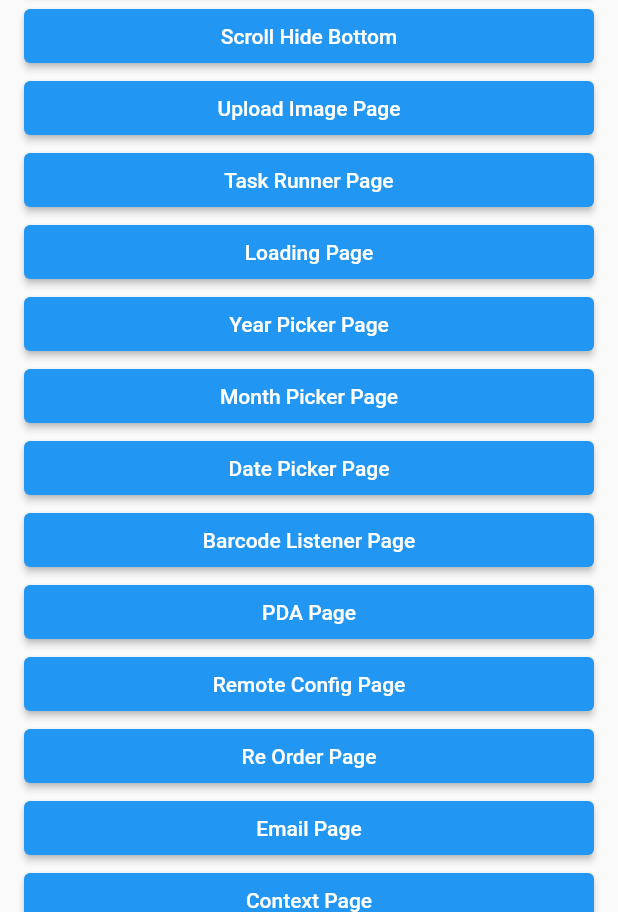
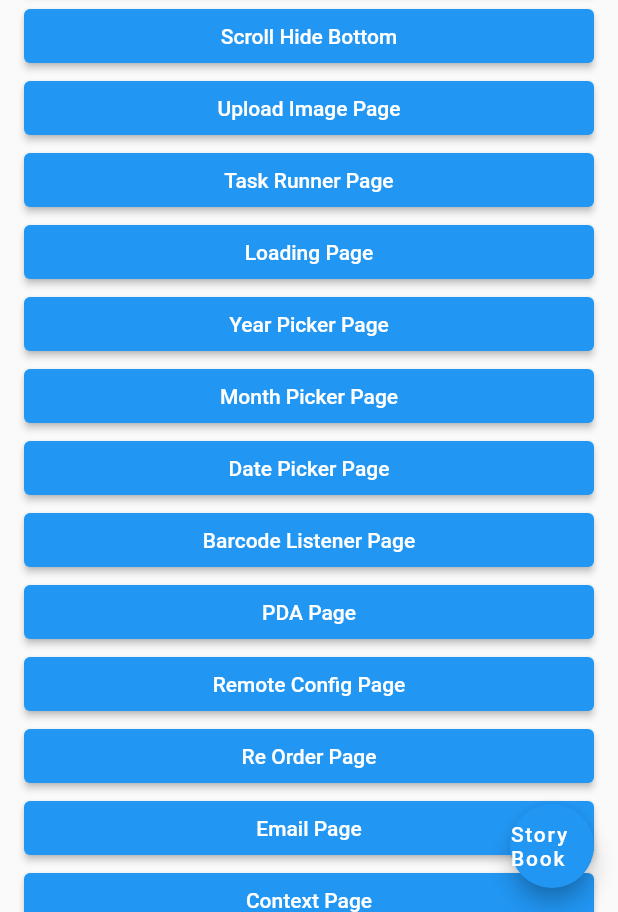
Before and after one commit to 1712916/flutter_viblo_example, a Flutter app: the screen it shows after launch, on a phone screen of 412 x 824 dp, the part 324-1236 px from its top. Run offline on Flutter 3.47's test engine with Material 2 defaults, Android fonts, the phone set to English and light mode, and no system bars; our stand-ins replace cached_network_image, equatable, flutter_cache_manager, flutter_image_compress, isar, rxdart; missing offline and left inert: flutter_barcode_listener, flutter_isolate, flutter_zxing, qr_code_scanner, storybook_flutter; accounts and stored records are empty; generated files the repository leaves out were written again.

Commit message:
add story book view

```diff
--- a/lib/main.dart
+++ b/lib/main.dart
@@ -16,6 +16,7 @@ import 'package:flutter_example/scroll_hide_bottom/scoll_hide_bottom.dart';
 import 'package:flutter_example/task_runner/task_runner_page.dart';
 import 'package:flutter_example/upload_image_page/upload_image_page.dart';
 import 'package:flutter_zxing/flutter_zxing.dart';
+import 'package:storybook_flutter/storybook_flutter.dart';
 
 void main() {
   zx.setLogEnabled(false);
@@ -38,6 +39,14 @@ class MyApp extends StatelessWidget {
   }
 }
 
+final _plugins = initializePlugins(
+  contentsSidePanel: true,
+  knobsSidePanel: true,
+  initialDeviceFrameData: DeviceFrameData(
+    device: Devices.ios.iPhone13,
+  ),
+);
+
 class ExampleBoardPage extends StatefulWidget {
   const ExampleBoardPage({Key? key}) : super(key: key);
 
@@ -46,135 +55,76 @@ class ExampleBoardPage extends StatefulWidget {
 }
 
 class _ExampleBoardPageState extends State<ExampleBoardPage> {
+  bool useStoryBook = false;
+
+  final List<Story> storyList = [
+    Story(name: 'Count Down', builder: (context) => const CountDownPage(seconds: 1000)),
+    Story(name: 'Scan Code', builder: (context) => const QRViewExample()),
+    Story(name: 'Context Page', builder: (context) => const ContextPage()),
+    Story(name: 'Email Page', builder: (context) => const EmailPage()),
+    Story(name: 'Re Order Page', builder: (context) => const ReOrderPage()),
+    Story(name: 'Remote Config Page', builder: (context) => const RemoteConfigPage()),
+    Story(name: 'PDA Page', builder: (context) => const PDAPage()),
+    Story(name: 'Barcode Listener Page', builder: (context) => const BarcodeListenerPage()),
+    Story(name: 'Date Picker Page', builder: (context) => const DatePage()),
+    Story(name: 'Month Picker Page', builder: (context) => const MonthPage()),
+    Story(name: 'Year Picker Page', builder: (context) => const YearPage()),
+    Story(name: 'Loading Page', builder: (context) => const LoadingPage()),
+    Story(name: 'Task Runner Page', builder: (context) => const TaskRunnerPage()),
+    Story(name: 'Upload Image Page', builder: (context) => const UploadImagePage()),
+    Story(name: 'Scroll Hide Bottom', builder: (context) => const ScrollHideBottomPage()),
+    Story(name: 'App Life Cycle', builder: (context) => const RouteAwareWidget()),
+    Story(name: 'Compress Image Page', builder: (context) => const CompressImagePage()),
+    Story(name: 'Cache Network Image Page', builder: (context) => const CachedNetworkImagePage()),
+  ];
+
   @override
   Widget build(BuildContext context) {
+    if (useStoryBook) {
+      return Stack(
+        children: [
+          Storybook(
+            plugins: _plugins,
+            stories: storyList,
+          ),
+          Positioned(
+            right: 30,
+            bottom: 100,
+            child: FloatingActionButton(
+              child: const Text('Board'),
+              onPressed: () {
+                useStoryBook = false;
+                setState(() {});
+              },
+            ),
+          )
+        ],
+      );
+    }
+
     return Scaffold(
       appBar: AppBar(
         title: const Text(
           'Board',
         ),
       ),
+      floatingActionButton: FloatingActionButton(
+        child: const Text('Story Book'),
+        onPressed: () {
+          useStoryBook = true;
+          setState(() {});
+        },
+      ),
       body: ListView(
         padding: const EdgeInsets.all(16),
         children: [
-          ElevatedButton(
-            onPressed: () {
-              push(
-                context,
-                const CountDownPage(seconds: 1000),
-              );
-            },
-            child: const Text('Count Down'),
-          ),
-          ElevatedButton(
-            onPressed: () {
-              push(
-                context,
-                const QRViewExample(),
-              );
-            },
-            child: const Text('Scan Code'),
-          ),
-          ElevatedButton(
-            onPressed: () async {
-              runApp(
-                const MaterialApp(
-                  home: ContextPage(),
-                ),
-              );
-            },
-            child: const Text('Context Page'),
-          ),
-          ElevatedButton(
-            onPressed: () async {
-              push(context, const EmailPage());
-            },
-            child: const Text('Email Page'),
-          ),
-          ElevatedButton(
-            onPressed: () async {
-              push(context, const ReOrderPage());
-            },
-            child: const Text('Re Order Page'),
-          ),
-          ElevatedButton(
-            onPressed: () async {
-              push(context, const RemoteConfigPage());
-            },
-            child: const Text('Remote Config Page'),
-          ),
-          ElevatedButton(
-            onPressed: () async {
-              push(context, const PDAPage());
-            },
-            child: const Text('PDA Page'),
-          ),
-          ElevatedButton(
-            onPressed: () async {
-              push(context, const BarcodeListenerPage());
-            },
-            child: const Text('Barcode Listener Page'),
-          ),
-          ElevatedButton(
-            onPressed: () async {
-              push(context, const DatePage());
-            },
-            child: const Text('Date Picker Page'),
-          ),
-          ElevatedButton(
-            onPressed: () async {
-              push(context, const MonthPage());
-            },
-            child: const Text('Month Picker Page'),
-          ),
-          ElevatedButton(
-            onPressed: () async {
-              push(context, const YearPage());
-            },
-            child: const Text('Year Picker Page'),
-          ),
-          ElevatedButton(
-            onPressed: () async {
-              push(context, const LoadingPage());
-            },
-            child: const Text('Loading Page'),
-          ),
-          ElevatedButton(
-            onPressed: () async {
-              push(context, const TaskRunnerPage());
-            },
-            child: const Text('Task Runner Page'),
-          ),
-          ElevatedButton(
-            onPressed: () async {
-              push(context, const UploadImagePage());
-            },
-            child: const Text('Upload Image Page'),
-          ),
-          ElevatedButton(
-            onPressed: () async {
-              push(context, const ScrollHideBottomPage());
-            },
-            child: const Text('Scroll Hide Bottom'),
-          ),
-          ElevatedButton(
-            onPressed: () async {
-              push(context, const RouteAwareWidget());
-            },
-            child: const Text('App Life Cycle'),
-          ),
-          ElevatedButton(
-            onPressed: () async {
-              push(context, const CompressImagePage());
-            },
-            child: const Text('Compress Image Page'),
-          ),
-          ElevatedButton(
-            onPressed: () async {
-              push(context, CachedNetworkImagePage());
-            },
-            child: const Text('Cache Network Image Page'),
-          ),
+          for (var story in storyList)
+            ElevatedButton(
+              onPressed: () async {
+                push(context, story.builder(context));
+              },
+              child: Text(story.name),
+            ),
         ].reversed.toList(),
       ),
     );
--- a/pubspec.yaml
+++ b/pubspec.yaml
@@ -30,6 +30,7 @@ dependencies:
   path_provider: ^2.0.15
   flutter_isolate: ^2.0.4
   cached_network_image: ^3.2.3
+  storybook_flutter: ^0.12.0
 
 dev_dependencies:
   flutter_test:
```
